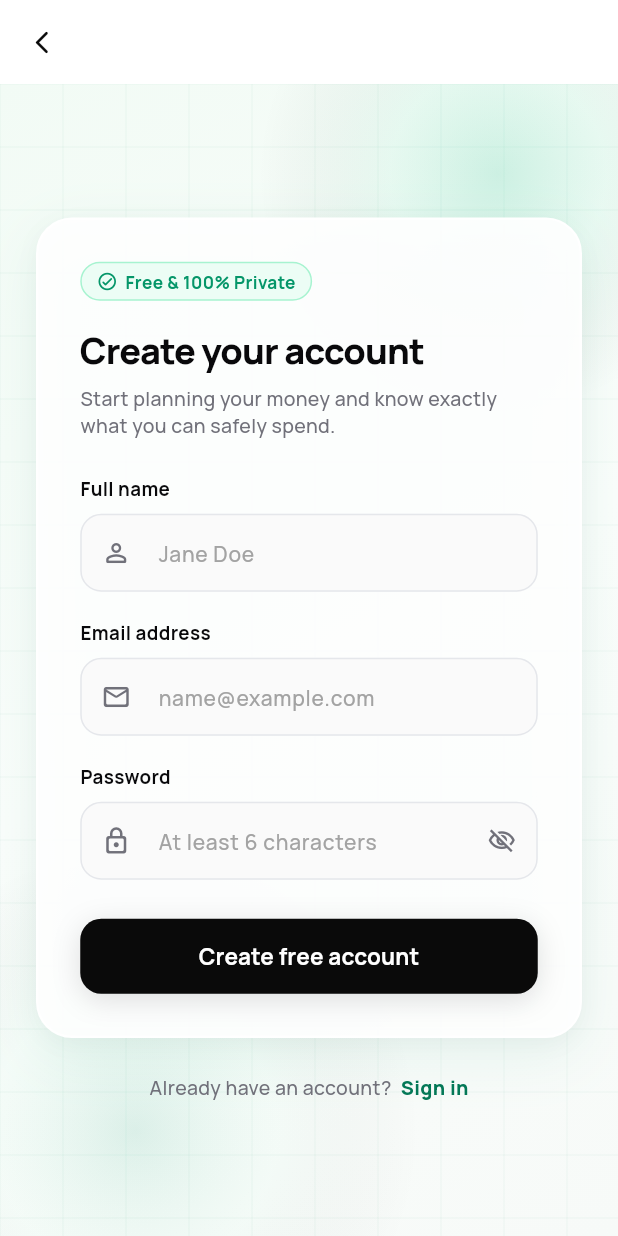
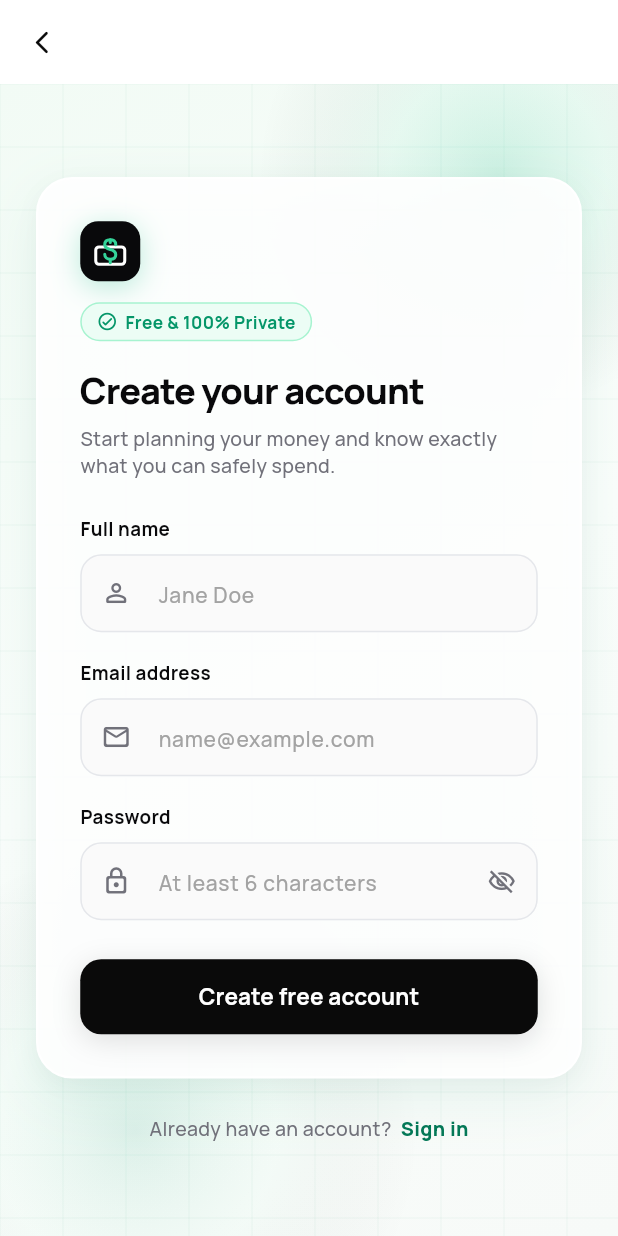
Before and after one commit to oguike-godswill/pocket-guard, a Flutter app: the screen it shows after launch, after a tap on "Create one free", on a phone screen of 412 x 824 dp. Run offline on Flutter 3.47's test engine with Material 3 defaults, Android fonts, the phone set to English and light mode, and no system bars; our stand-ins replace dio, flutter_riverpod, google_fonts, shared_preferences; network calls fail.

Commit message:
feat(mobile): replace default Flutter launcher icons and in-app badges with custom PocketGuard logo

```diff
--- /dev/null
+++ b/mobile/lib/core/widgets/pocket_guard_logo.dart
@@ -0,0 +1,90 @@
+import 'package:flutter/material.dart';
+
+class PocketGuardLogo extends StatelessWidget {
+  final double size;
+  final double borderRadius;
+  final bool showGlow;
+
+  const PocketGuardLogo({
+    super.key,
+    this.size = 40,
+    this.borderRadius = 12,
+    this.showGlow = false,
+  });
+
+  @override
+  Widget build(BuildContext context) {
+    return Container(
+      width: size,
+      height: size,
+      decoration: BoxDecoration(
+        color: const Color(0xFF09090B),
+        borderRadius: BorderRadius.circular(borderRadius),
+        boxShadow: showGlow
+            ? [
+                BoxShadow(
+                  color: const Color(0xFF10B981).withOpacity(0.28),
+                  blurRadius: 16,
+                  offset: const Offset(0, 4),
+                ),
+              ]
+            : null,
+      ),
+      child: Center(
+        child: CustomPaint(
+          size: Size(size * 0.58, size * 0.58),
+          painter: _PocketGuardMarkPainter(),
+        ),
+      ),
+    );
+  }
+}
+
+class _PocketGuardMarkPainter extends CustomPainter {
+  @override
+  void paint(Canvas canvas, Size size) {
+    // Draws the exact 24x24 PocketGuard logo mark from src/components/logo.tsx
+    final scaleX = size.width / 24.0;
+    final scaleY = size.height / 24.0;
+
+    final whiteStroke = Paint()
+      ..color = Colors.white
+      ..style = PaintingStyle.stroke
+      ..strokeWidth = 2.1 * scaleX
+      ..strokeCap = StrokeCap.round
+      ..strokeJoin = StrokeJoin.round;
+
+    final emeraldAccent = Paint()
+      ..color = const Color(0xFF34D399)
+      ..style = PaintingStyle.stroke
+      ..strokeWidth = 2.1 * scaleX
+      ..strokeCap = StrokeCap.round
+      ..strokeJoin = StrokeJoin.round;
+
+    // <rect x="2" y="9" width="20" height="12" rx="2" />
+    final rect = RRect.fromRectAndRadius(
+      Rect.fromLTWH(2 * scaleX, 9 * scaleY, 20 * scaleX, 12 * scaleY),
+      Radius.circular(2.2 * scaleX),
+    );
+    canvas.drawRRect(rect, whiteStroke);
+
+    // <path d="M12 6v-2" /> and <path d="M12 20v-2" />
+    canvas.drawLine(Offset(12 * scaleX, 6 * scaleY), Offset(12 * scaleX, 4 * scaleY), emeraldAccent);
+    canvas.drawLine(Offset(12 * scaleX, 20 * scaleY), Offset(12 * scaleX, 18 * scaleY), emeraldAccent);
+
+    // Currency S-curve (starts top-right, curves left at top, crosses center to right, curves left at bottom)
+    final sPath = Path()
+      ..moveTo(15.8 * scaleX, 7.5 * scaleY)
+      ..cubicTo(15.8 * scaleX, 4.8 * scaleY, 14.0 * scaleX, 4.0 * scaleY, 12.0 * scaleX, 4.0 * scaleY)
+      ..cubicTo(9.8 * scaleX, 4.0 * scaleY, 8.2 * scaleX, 5.2 * scaleY, 8.2 * scaleX, 7.4 * scaleY)
+      ..cubicTo(8.2 * scaleX, 9.4 * scaleY, 9.8 * scaleX, 10.3 * scaleY, 12.0 * scaleX, 10.8 * scaleY)
+      ..cubicTo(14.5 * scaleX, 11.4 * scaleY, 15.8 * scaleX, 12.4 * scaleY, 15.8 * scaleX, 14.4 * scaleY)
+      ..cubicTo(15.8 * scaleX, 16.5 * scaleY, 14.2 * scaleX, 17.5 * scaleY, 12.0 * scaleX, 17.5 * scaleY)
+      ..cubicTo(9.8 * scaleX, 17.5 * scaleY, 8.2 * scaleX, 16.2 * scaleY, 8.2 * scaleX, 14.0 * scaleY);
+
+    canvas.drawPath(sPath, emeraldAccent);
+  }
+
+  @override
+  bool shouldRepaint(covariant CustomPainter oldDelegate) => false;
+}
--- a/mobile/lib/views/auth/login_screen.dart
+++ b/mobile/lib/views/auth/login_screen.dart
@@ -1,6 +1,7 @@
 import 'package:flutter/material.dart';
 import 'package:flutter_riverpod/flutter_riverpod.dart';
 import '../../core/theme/app_theme.dart';
+import '../../core/widgets/pocket_guard_logo.dart';
 import '../../core/network/api_client.dart';
 import '../../providers/app_providers.dart';
 import 'auth_background.dart';
@@ -83,26 +84,11 @@ class _LoginScreenState extends ConsumerState<LoginScreen> {
                   crossAxisAlignment: CrossAxisAlignment.stretch,
                   children: [
                     // Header badge & title
-                    Row(
+                    const Row(
                       children: [
-                        Container(
-                          width: 44,
-                          height: 44,
-                          decoration: BoxDecoration(
-                            color: AppTheme.primaryBlack,
-                            borderRadius: BorderRadius.circular(14),
-                            boxShadow: [
-                              BoxShadow(
-                                color: const Color(0xFF10B981).withOpacity(0.25),
-                                blurRadius: 16,
-                                offset: const Offset(0, 4),
-                              ),
-                            ],
-                          ),
-                          child: const Icon(Icons.shield_outlined, color: Colors.white, size: 22),
-                        ),
-                        const SizedBox(width: 12),
-                        const Column(
+                        PocketGuardLogo(size: 44, borderRadius: 14, showGlow: true),
+                        SizedBox(width: 12),
+                        Column(
                           crossAxisAlignment: CrossAxisAlignment.start,
                           children: [
                             Text(
--- a/mobile/lib/views/auth/register_screen.dart
+++ b/mobile/lib/views/auth/register_screen.dart
@@ -1,6 +1,7 @@
 import 'package:flutter/material.dart';
 import 'package:flutter_riverpod/flutter_riverpod.dart';
 import '../../core/theme/app_theme.dart';
+import '../../core/widgets/pocket_guard_logo.dart';
 import '../../providers/app_providers.dart';
 import 'auth_background.dart';
 import 'auth_error_banner.dart';
@@ -133,6 +134,8 @@ class _RegisterScreenState extends ConsumerState<RegisterScreen> {
                       child: Column(
                         crossAxisAlignment: CrossAxisAlignment.start,
                         children: [
+                          const PocketGuardLogo(size: 40, borderRadius: 12, showGlow: true),
+                          const SizedBox(height: 14),
                           // Tag pill
                           Container(
                             padding: const EdgeInsets.symmetric(horizontal: 10, vertical: 4),
--- a/mobile/lib/views/dashboard/dashboard_screen.dart
+++ b/mobile/lib/views/dashboard/dashboard_screen.dart
@@ -2,6 +2,7 @@ import 'package:flutter/material.dart';
 import 'package:flutter_riverpod/flutter_riverpod.dart';
 import 'package:intl/intl.dart';
 import '../../core/theme/app_theme.dart';
+import '../../core/widgets/pocket_guard_logo.dart';
 import '../../providers/app_providers.dart';
 import '../../models/models.dart';
 import '../plan/plan_screen.dart';
@@ -32,19 +33,11 @@ class _DashboardScreenState extends ConsumerState<DashboardScreen> {
       backgroundColor: AppTheme.backgroundLight,
       appBar: AppBar(
         backgroundColor: Colors.white,
-        title: Row(
+        title: const Row(
           children: [
-            Container(
-              width: 30,
-              height: 30,
-              decoration: BoxDecoration(
-                color: AppTheme.primaryBlack,
-                borderRadius: BorderRadius.circular(8),
-              ),
-              child: const Icon(Icons.shield_outlined, color: Colors.white, size: 16),
-            ),
-            const SizedBox(width: 10),
-            const Text('PocketGuard'),
+            PocketGuardLogo(size: 32, borderRadius: 9),
+            SizedBox(width: 10),
+            Text('PocketGuard'),
           ],
         ),
         actions: [
```
Also changed, not shown: 10 other files.
